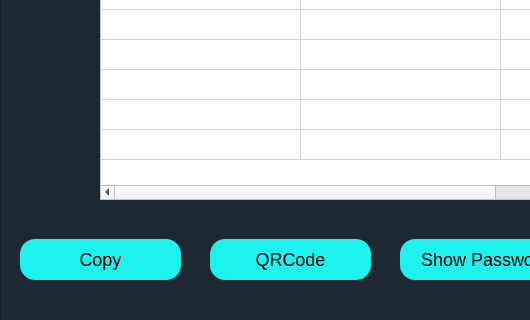
First picture: the form in UI/sharedpwdview.ui, repository mranonymod/PyProject, before the edit; both pictures show x 0 to 530 and y 101 to 421 of the 827 by 421 pixel window.
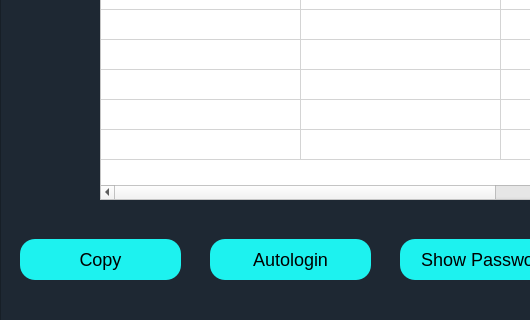
Second picture: the form after the edit.

Commit message: +Limited Autologin Functionality

What changed in the file:
```diff
--- a/UI/sharedpwdview.ui
+++ b/UI/sharedpwdview.ui
@@ -211,7 +211,7 @@
       </rect>
      </property>
      <property name="text">
-      <string>QRCode</string>
+      <string>Autologin</string>
      </property>
     </widget>
     <widget class="QPushButton" name="Sha_Show">
```
Left out of the diff: 2 changed lines with no effect on the pictures. The commit also changes 7 other files.
